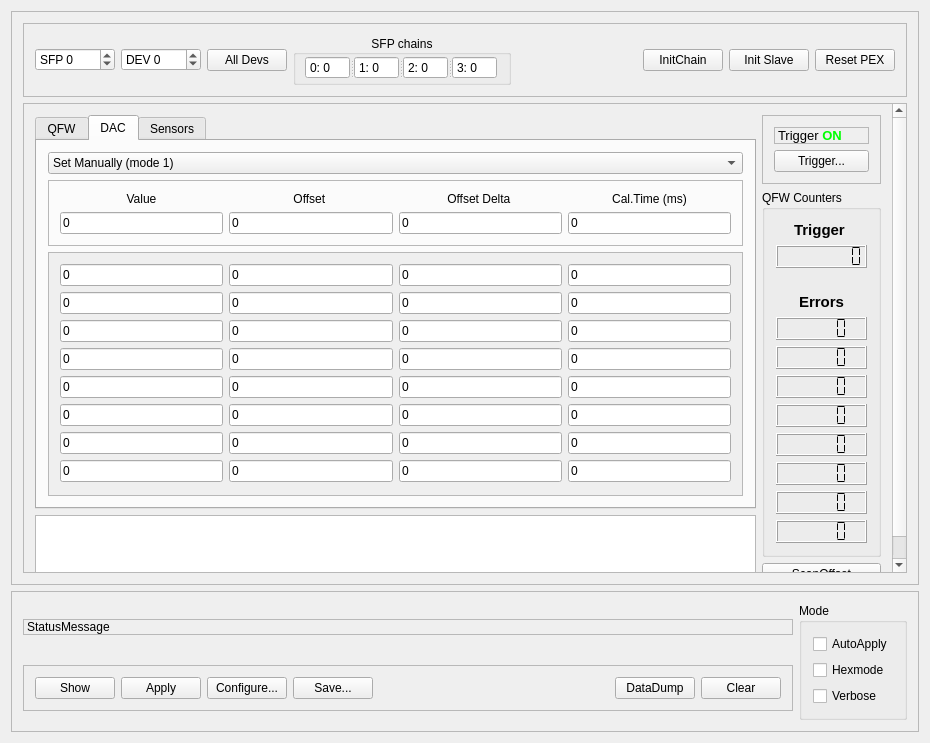
Above: mbspex/gui/qt/poland/PolandGui.ui from gsi-ee/drivers before the change. Below: the same form after it.
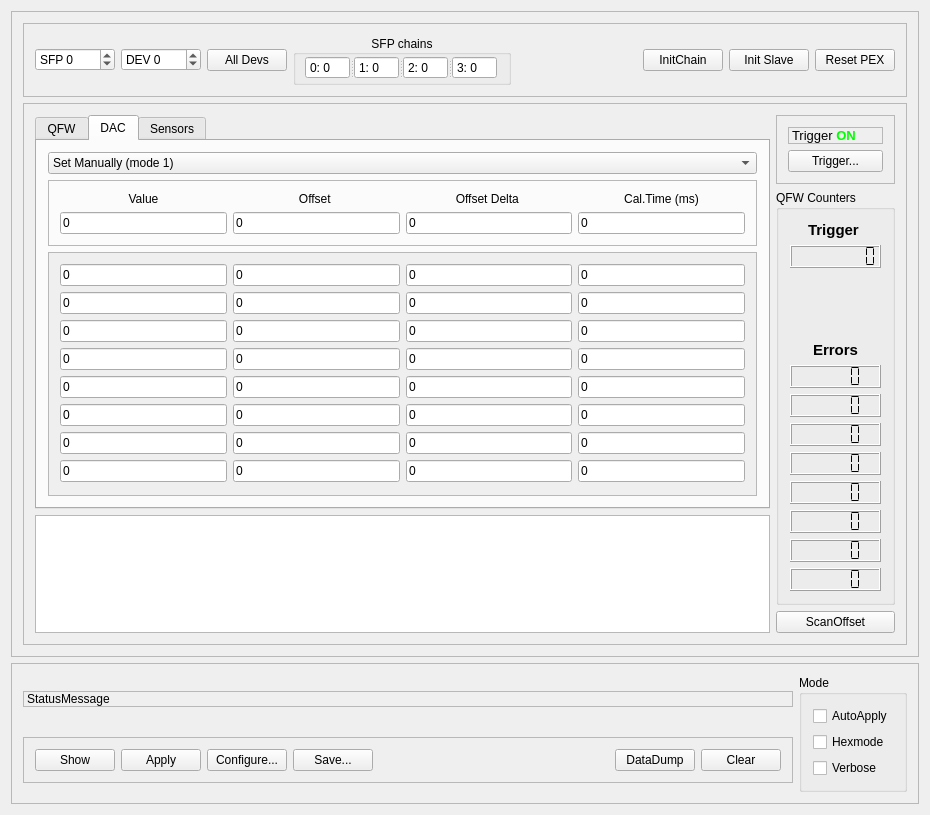
That is the form after the change. The open tabs and pages were chosen to show the change.

Commit message: mbpex poland gui: bugfix concerning the setup of trigger master modes under the broadcasting macro

Diff of the .ui file:
```diff
--- a/mbspex/gui/qt/poland/PolandGui.ui
+++ b/mbspex/gui/qt/poland/PolandGui.ui
@@ -7,7 +7,7 @@
     <x>0</x>
     <y>0</y>
     <width>930</width>
-    <height>743</height>
+    <height>815</height>
    </rect>
   </property>
   <property name="windowTitle">
@@ -25,7 +25,7 @@
         <x>0</x>
         <y>0</y>
         <width>908</width>
-        <height>588</height>
+        <height>660</height>
        </rect>
       </property>
       <layout class="QGridLayout" name="gridLayout_12">
@@ -292,7 +292,7 @@
             <x>0</x>
             <y>0</y>
             <width>886</width>
-            <height>496</height>
+            <height>568</height>
            </rect>
           </property>
           <layout class="QGridLayout" name="gridLayout_15">
@@ -669,8 +669,8 @@
                    <rect>
                     <x>0</x>
                     <y>0</y>
-                    <width>118</width>
-                    <height>236</height>
+                    <width>719</width>
+                    <height>238</height>
                    </rect>
                   </property>
                   <layout class="QVBoxLayout" name="verticalLayout">
```
